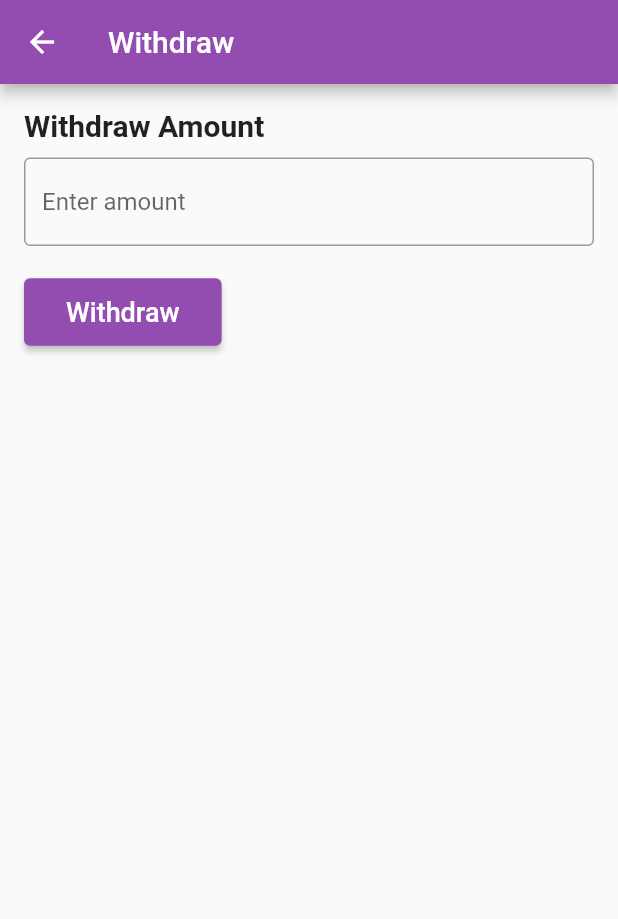
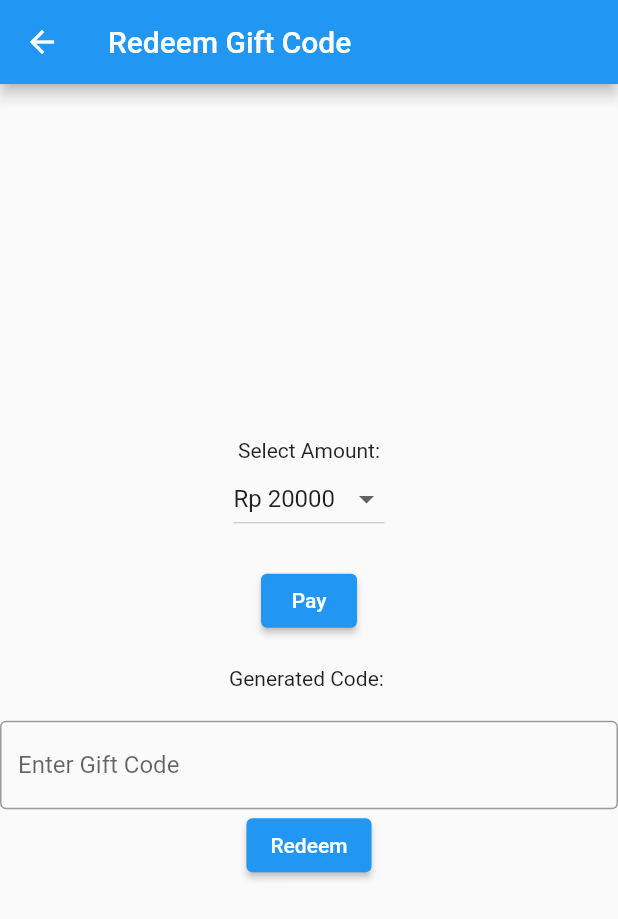
Before and after one commit to George535220173/UAS_E-MONEY, a Flutter app: the giftcodePage screen opened directly, on a phone screen of 412 x 824 dp. Shown: the top 919 px of the screen. Run offline on Flutter 3.47's test engine with Material 2 defaults, Android fonts, the phone set to English and light mode, and no system bars; network calls fail.

Commit message:
nambahin fitur awal giftcode

```diff
--- a/lib/Deposit/atm.dart
+++ b/lib/Deposit/atm.dart
@@ -7,7 +7,7 @@ class atmPage extends StatelessWidget {
   Widget build(BuildContext context) {
     return Scaffold(
       appBar: AppBar(
-        title: Text('Deposit with ATM'),
+        title: Text('ATM'),
         backgroundColor: Color.fromARGB(255, 147, 76, 175),
       ),
       body: Center(
--- a/lib/Deposit/debit.dart
+++ b/lib/Deposit/debit.dart
@@ -18,7 +18,7 @@ class _debitPageState extends State<debitPage> {
   Widget build(BuildContext context) {
     return Scaffold(
       appBar: AppBar(
-        title: Text('Deposit with Debit Visa/Mastercard'),
+        title: Text('Debit Visa/Mastercard'),
         backgroundColor: Color.fromARGB(255, 147, 76, 175),
       ),
       body: Padding(
--- a/lib/Deposit/giftcode.dart
+++ b/lib/Deposit/giftcode.dart
@@ -1,55 +1,109 @@
+import 'dart:math';
 import 'package:flutter/material.dart';
+import 'package:uas_emoney/money.dart';
 
-class giftcodePage extends StatelessWidget {
+class giftcodePage extends StatefulWidget {
   const giftcodePage({Key? key}) : super(key: key);
+
+  @override
+  _giftcodePageState createState() => _giftcodePageState();
+}
+
+class _giftcodePageState extends State<giftcodePage> {
+  final List<String> giftCodes = [];
+  final List<int> amounts = [20000, 50000, 100000, 250000];
+  int selectedAmount = 20000; // Default amount
+  late String generatedCode = ''; // Initialize with an empty string
+  TextEditingController enteredCodeController = TextEditingController();
 
   @override
   Widget build(BuildContext context) {
     return Scaffold(
       appBar: AppBar(
-        title: Text('Withdraw'),
-        backgroundColor: Color.fromARGB(255, 147, 76, 175), // Warna tema e-money
+        title: Text('Redeem Gift Code'),
       ),
-      body: Padding(
-        padding: const EdgeInsets.all(16.0),
+      body: Center(
         child: Column(
-          crossAxisAlignment: CrossAxisAlignment.start,
+          mainAxisAlignment: MainAxisAlignment.center,
           children: [
-            Text(
-              'Withdraw Amount',
-              style: TextStyle(
-                fontWeight: FontWeight.bold,
-                fontSize: 20,
-              ),
+            Text('Select Amount:'),
+            DropdownButton<int>(
+              value: selectedAmount,
+              items: amounts.map((amount) {
+                return DropdownMenuItem<int>(
+                  value: amount,
+                  child: Text('Rp $amount'),
+                );
+              }).toList(),
+              onChanged: (value) {
+                setState(() {
+                  selectedAmount = value!;
+                });
+              },
             ),
-            SizedBox(height: 10),
+            SizedBox(height: 20),
+            ElevatedButton(
+              onPressed: _generateAndDisplayCode,
+              child: Text('Pay'),
+            ),
+            SizedBox(height: 20), // Add spacing
+            Text('Generated Code: $generatedCode'), // Display the generated code
+            SizedBox(height: 20), // Add spacing
             TextField(
+              controller: enteredCodeController,
+              onChanged: (value) {
+                // You can add additional logic here if needed
+              },
               decoration: InputDecoration(
-                hintText: 'Enter amount',
+                labelText: 'Enter Gift Code',
                 border: OutlineInputBorder(),
               ),
             ),
-            SizedBox(height: 20),
             ElevatedButton(
               onPressed: () {
-                // Implement withdrawal logic
+                _redeemCode();
               },
-              style: ElevatedButton.styleFrom(
-                primary: Color.fromARGB(255, 147, 76, 175), // Warna tema e-money
-              ),
-              child: Padding(
-                padding: const EdgeInsets.all(12.0),
-                child: Text(
-                  'Withdraw',
-                  style: TextStyle(
-                    fontSize: 18,
-                  ),
-                ),
-              ),
+              child: Text('Redeem'),
             ),
           ],
         ),
       ),
     );
   }
+
+  void _generateAndDisplayCode() {
+    // Generate a random string code
+    generatedCode = _generateRandomCode();
+
+    // Save the generated code
+    giftCodes.add(generatedCode);
+
+    // Display the generated code in the UI
+    setState(() {});
+  }
+
+  void _redeemCode() {
+    String enteredCode = enteredCodeController.text;
+
+    if (enteredCode == generatedCode) {
+      // Entered code matches the generated code, redeem the gift
+      Money.redeemGiftCode(enteredCode, selectedAmount.toDouble());
+      Navigator.pop(context); // Close the gift code page
+    } else {
+      // Show an error message or take appropriate action
+      print('Invalid gift code');
+    }
+  }
+
+  String _generateRandomCode() {
+    const String characters = 'ABCDEFGHIJKLMNOPQRSTUVWXYZ0123456789';
+    Random random = Random();
+    String code = '';
+
+    for (int i = 0; i < 9; i++) {
+      code += characters[random.nextInt(characters.length)];
+    }
+
+    return code;
+  }
 }
--- a/lib/Deposit/mobileBanking.dart
+++ b/lib/Deposit/mobileBanking.dart
@@ -7,7 +7,7 @@ class mobileBankingPage extends StatelessWidget {
   Widget build(BuildContext context) {
     return Scaffold(
       appBar: AppBar(
-        title: Text('Deposit with Internet/Mobile Banking'),
+        title: Text('Internet/Mobile Banking'),
         backgroundColor: Color.fromARGB(255, 147, 76, 175),
       ),
       body: Center(
--- a/lib/money.dart
+++ b/lib/money.dart
@@ -1,4 +1,5 @@
 import 'package:uas_emoney/Transaction.dart';
+import 'package:uas_emoney/Deposit/giftcode.dart';
 
 class Money {
   static double totalBalance = 0.0;
@@ -20,4 +21,9 @@ class Money {
       onBalanceChange!();
     }
   }
+
+  static void redeemGiftCode(String code, double selectedAmount) {
+    // You can use the selected amount here
+    deposit(selectedAmount);
+  }
 }
```
